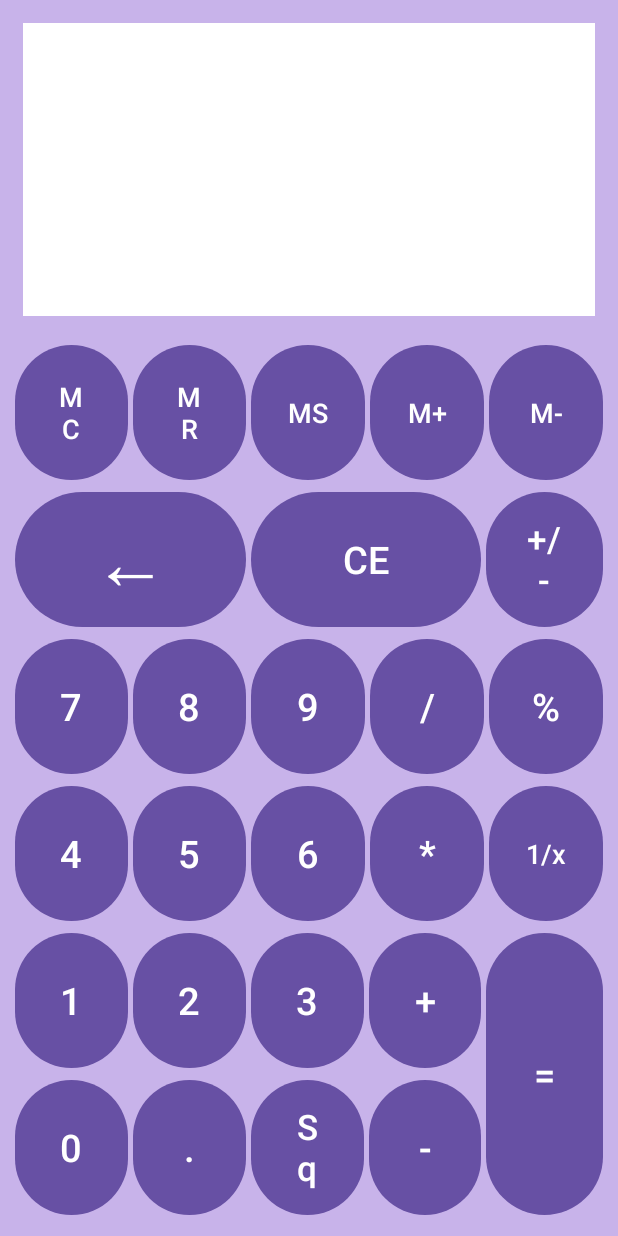
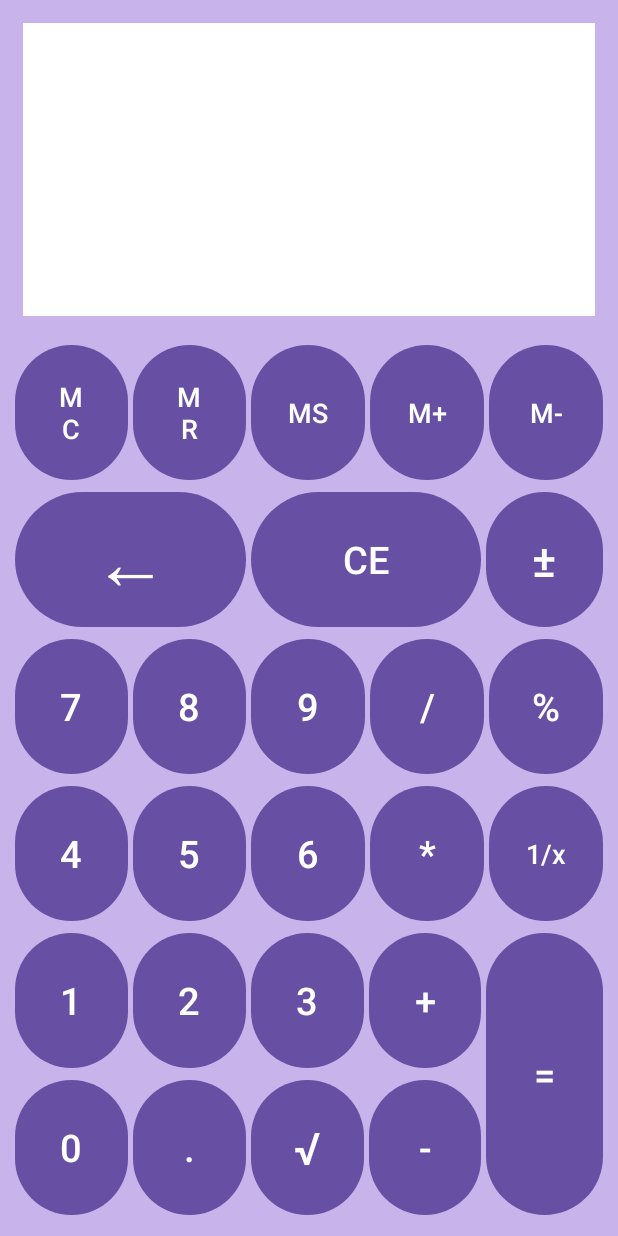
Before and after one commit to milijabar/MIPT_lab3, an Android app: the screen it shows after launch (MainActivity), on a phone screen of 412 x 824 dp. Run offline under Robolectric (Android 15) with nearby library versions, the phone set to English and light mode, and no system bars.

Commit message:
Added arithmetic operations, additional functions and new res file for button texts

```diff
--- a/app/build.gradle.kts
+++ b/app/build.gradle.kts
@@ -33,6 +33,7 @@ dependencies {
     implementation("androidx.appcompat:appcompat:1.6.1")
     implementation("com.google.android.material:material:1.10.0")
     implementation("androidx.constraintlayout:constraintlayout:2.1.4")
+    implementation("com.faendir.rhino:rhino-android:1.5.2")
     testImplementation("junit:junit:4.13.2")
     androidTestImplementation("androidx.test.ext:junit:1.1.5")
     androidTestImplementation("androidx.test.espresso:espresso-core:3.5.1")
--- a/app/src/main/java/com/example/mipt_lab3/MainActivity.java
+++ b/app/src/main/java/com/example/mipt_lab3/MainActivity.java
@@ -3,13 +3,103 @@ package com.example.mipt_lab3;
 import androidx.appcompat.app.AppCompatActivity;
 
 import android.os.Bundle;
+import android.view.View;
+import android.widget.Button;
+import android.widget.TextView;
+import org.mozilla.javascript.Context;
+import org.mozilla.javascript.Scriptable;
 
-public class MainActivity extends AppCompatActivity {
+public class MainActivity extends AppCompatActivity implements View.OnClickListener {
 
+    TextView calculatorScreen;
+    Button back, clearEverything, plusMinus;
+    Button n0, n1, n2, n3, n4, n5, n6, n7, n8, n9;
+    Button dot, squareRoot, subtraction, sum, multiplication, division, equals;
 
     @Override
     protected void onCreate(Bundle savedInstanceState) {
         super.onCreate(savedInstanceState);
         setContentView(R.layout.activity_main);
+        calculatorScreen = findViewById(R.id.calculatorScreen);
+
+        assignId(back, R.id.back);
+        assignId(clearEverything, R.id.clearEverything);
+        assignId(plusMinus, R.id.plusMinus);
+        assignId(n0, R.id.n0);
+        assignId(n1, R.id.n1);
+        assignId(n2, R.id.n2);
+        assignId(n3, R.id.n3);
+        assignId(n4, R.id.n4);
+        assignId(n5, R.id.n5);
+        assignId(n6, R.id.n6);
+        assignId(n7, R.id.n7);
+        assignId(n8, R.id.n8);
+        assignId(n9, R.id.n9);
+        assignId(dot, R.id.dot);
+        assignId(squareRoot, R.id.squareRoot);
+        assignId(subtraction, R.id.subtraction);
+        assignId(sum, R.id.sum);
+        assignId(multiplication, R.id.multiplication);
+        assignId(division, R.id.division);
+        assignId(equals, R.id.eguals);
+    }
+
+    void assignId(Button btn, int id) {
+        btn = findViewById(id);
+        btn.setOnClickListener(this);
+    }
+
+    @Override
+    public void onClick(View view) {
+        Button button = (Button) view;
+        String buttonText = button.getText().toString();
+        String dataToCalculate = calculatorScreen.getText().toString();
+        String finalResult = getResult(dataToCalculate);
+
+        if (buttonText.equals("CE")) {
+            calculatorScreen.setText("");
+            return;
+        }
+        if (buttonText.equals("=")) {
+            if (!finalResult.equals("Error")) {
+                calculatorScreen.setText(finalResult);
+            };
+            return;
+        }
+        if (buttonText.equals("±")) {
+            if (dataToCalculate.startsWith("-")) {
+                dataToCalculate = dataToCalculate.substring(1);
+            } else {
+                dataToCalculate = "-" + dataToCalculate;
+            }
+        }
+        if (buttonText.equals("←")) {
+            dataToCalculate = dataToCalculate.substring(0, dataToCalculate.length() - 1);
+        }
+        else {
+            dataToCalculate = dataToCalculate + buttonText;
+        }
+
+        calculatorScreen.setText(dataToCalculate);
+
+    }
+
+
+    String getResult(String data) {
+        try {
+            Context context = Context.enter();
+            context.setOptimizationLevel(-1);
+            Scriptable scriptable = context.initSafeStandardObjects();
+
+            if (data.contains("√")) {
+                data = data.replace("√", "Math.sqrt(") + ")";
+            }
+
+            Object result = context.evaluateString(scriptable, data, "JavaScript", 1, null);
+            String finalResult = Context.toString(result);
+            return finalResult;
+        } catch (Exception e) {
+            return "Error";
+        }
     }
 }
--- a/app/src/main/res/layout/activity_main.xml
+++ b/app/src/main/res/layout/activity_main.xml
@@ -31,7 +31,7 @@
             android:layout_width="0dp"
             android:layout_height="match_parent"
             android:layout_weight="1"
-            android:text="MC"
+            android:text="@string/button_mc"
             android:textSize="18sp" />
 
         <Button
@@ -40,7 +40,7 @@
             android:layout_width="0dp"
             android:layout_height="match_parent"
             android:layout_weight="1"
-            android:text="MR"
+            android:text="@string/button_mr"
             android:textSize="18sp" />
 
         <Button
@@ -49,7 +49,7 @@
             android:layout_width="0dp"
             android:layout_height="match_parent"
             android:layout_weight="1"
-            android:text="MS"
+            android:text="@string/button_ms"
             android:textSize="18sp" />
 
         <Button
@@ -58,7 +58,7 @@
             android:layout_width="0dp"
             android:layout_height="match_parent"
             android:layout_weight="1"
-            android:text="M+"
+            android:text="@string/button_mplus"
             android:textSize="18sp" />
 
         <Button
@@ -66,7 +66,7 @@
             android:layout_width="0dp"
             android:layout_height="match_parent"
             android:layout_weight="1"
-            android:text="M-"
+            android:text="@string/button_mminus"
             android:textSize="18sp" />
     </LinearLayout>
     <LinearLayout
@@ -90,7 +90,7 @@
                 android:layout_width="match_parent"
                 android:layout_height="match_parent"
                 android:layout_weight="1"
-                android:text="←"
+                android:text="@string/button_back"
                 android:textSize="50sp" />
         </LinearLayout>
         <LinearLayout
@@ -105,7 +105,7 @@
                 android:layout_width="match_parent"
                 android:layout_height="match_parent"
                 android:layout_weight="1"
-                android:text="CE"
+                android:text="@string/button_ce"
                 android:textSize="25sp" />
         </LinearLayout>
 
@@ -114,8 +114,8 @@
             android:layout_width="match_parent"
             android:layout_height="match_parent"
             android:layout_weight="2"
-            android:text="+/-"
-            android:textSize="23sp" />
+            android:text="@string/button_plus_minus"
+            android:textSize="30sp" />
     </LinearLayout>
     <LinearLayout
         android:layout_width="match_parent"
@@ -130,7 +130,7 @@
             android:layout_width="0dp"
             android:layout_height="match_parent"
             android:layout_weight="1"
-            android:text="7"
+            android:text="@string/button_7"
             android:textSize="25sp" />
         <Button
             android:id="@+id/n8"
@@ -138,7 +138,7 @@
             android:layout_width="0dp"
             android:layout_height="match_parent"
             android:layout_weight="1"
-            android:text="8"
+            android:text="@string/button_8"
             android:textSize="25sp" />
         <Button
             android:id="@+id/n9"
@@ -146,7 +146,7 @@
             android:layout_width="0dp"
             android:layout_height="match_parent"
             android:layout_weight="1"
-            android:text="9"
+            android:text="@string/button_9"
             android:textSize="25sp" />
         <Button
             android:id="@+id/division"
@@ -154,14 +154,14 @@
             android:layout_width="0dp"
             android:layout_height="match_parent"
             android:layout_weight="1"
-            android:text="/"
+            android:text="@string/button_division"
             android:textSize="25sp" />
         <Button
             android:id="@+id/percent"
             android:layout_width="0dp"
             android:layout_height="match_parent"
             android:layout_weight="1"
-            android:text="%"
+            android:text="@string/button_percent"
             android:textSize="25sp" />
     </LinearLayout>
     <LinearLayout
@@ -177,7 +177,7 @@
             android:layout_width="0dp"
             android:layout_height="match_parent"
             android:layout_weight="1"
-            android:text="4"
+            android:text="@string/button_4"
             android:textSize="25sp" />
         <Button
             android:id="@+id/n5"
@@ -185,7 +185,7 @@
             android:layout_width="0dp"
             android:layout_height="match_parent"
             android:layout_weight="1"
-            android:text="5"
+            android:text="@string/button_5"
             android:textSize="25sp" />
         <Button
             android:id="@+id/n6"
@@ -193,7 +193,7 @@
             android:layout_width="0dp"
             android:layout_height="match_parent"
             android:layout_weight="1"
-            android:text="6"
+            android:text="@string/button_6"
             android:textSize="25sp" />
         <Button
             android:id="@+id/multiplication"
@@ -201,14 +201,14 @@
             android:layout_width="0dp"
             android:layout_height="match_parent"
             android:layout_weight="1"
-            android:text="*"
+            android:text="@string/button_multiplication"
             android:textSize="25sp" />
         <Button
-            android:id="@+id/oneDevidedByX"
+            android:id="@+id/oneDividedByX"
             android:layout_width="0dp"
             android:layout_height="match_parent"
             android:layout_weight="1"
-            android:text="1/x"
+            android:text="@string/button_one_divided_by_x"
             android:textSize="18sp" />
     </LinearLayout>
     <LinearLayout
@@ -243,7 +243,7 @@
                         android:layout_width="match_parent"
                         android:layout_height="match_parent"
                         android:layout_weight="1"
-                        android:text="1"
+                        android:text="@string/button_1"
                         android:textSize="25sp" />
 
                     <Button
@@ -252,7 +252,7 @@
                         android:layout_width="match_parent"
                         android:layout_height="match_parent"
                         android:layout_weight="1"
-                        android:text="2"
+                        android:text="@string/button_2"
                         android:textSize="25sp" />
                 </LinearLayout>
 
@@ -269,7 +269,7 @@
                         android:layout_width="match_parent"
                         android:layout_height="match_parent"
                         android:layout_weight="1"
-                        android:text="0"
+                        android:text="@string/button_0"
                         android:textSize="25sp" />
                     <Button
                         android:id="@+id/dot"
@@ -277,7 +277,7 @@
                         android:layout_width="match_parent"
                         android:layout_height="match_parent"
                         android:layout_weight="1"
-                        android:text="."
+                        android:text="@string/button_dot"
                         android:textSize="25sp" />
                 </LinearLayout>
             </LinearLayout>
@@ -307,7 +307,7 @@
                         android:layout_width="match_parent"
                         android:layout_height="match_parent"
                         android:layout_weight="1"
-                        android:text="3"
+                        android:text="@string/button_3"
                         android:textSize="25sp" />
 
                     <Button
@@ -316,8 +316,8 @@
                         android:layout_width="match_parent"
                         android:layout_height="match_parent"
                         android:layout_weight="1"
-                        android:text="Sq"
-                        android:textSize="23sp" />
+                        android:text="@string/button_square_root"
+                        android:textSize="30sp" />
                 </LinearLayout>
 
                 <LinearLayout
@@ -331,7 +331,7 @@
                         android:layout_width="match_parent"
                         android:layout_height="match_parent"
                         android:layout_weight="1"
-                        android:text="+"
+                        android:text="@string/button_sum"
                         android:textSize="25sp" />
 
                     <Button
@@ -340,7 +340,7 @@
                         android:layout_width="match_parent"
                         android:layout_height="match_parent"
                         android:layout_weight="1"
-                        android:text="-"
+                        android:text="@string/button_subtraction"
                         android:textSize="25sp" />
                 </LinearLayout>
 
@@ -353,7 +353,7 @@
                         android:id="@+id/eguals"
                         android:layout_width="match_parent"
                         android:layout_height="match_parent"
-                        android:text="="
+                        android:text="@string/button_equals"
                         android:textSize="25sp" />
                 </LinearLayout>
             </LinearLayout>
--- /dev/null
+++ b/app/src/main/res/values/button_texts.xml
@@ -0,0 +1,30 @@
+<?xml version="1.0" encoding="utf-8"?>
+<resources>
+    <string name="button_mc">MC</string>
+    <string name="button_mr">MR</string>
+    <string name="button_ms">MS</string>
+    <string name="button_mplus">M+</string>
+    <string name="button_mminus">M-</string>
+    <string name="button_back">←</string>
+    <string name="button_ce">CE</string>
+    <string name="button_plus_minus">±</string>
+    <string name="button_7">7</string>
+    <string name="button_8">8</string>
+    <string name="button_9">9</string>
+    <string name="button_division">/</string>
+    <string name="button_percent">%</string>
+    <string name="button_4">4</string>
+    <string name="button_5">5</string>
+    <string name="button_6">6</string>
+    <string name="button_multiplication">*</string>
+    <string name="button_one_divided_by_x">1/x</string>
+    <string name="button_1">1</string>
+    <string name="button_2">2</string>
+    <string name="button_0">0</string>
+    <string name="button_dot">.</string>
+    <string name="button_3">3</string>
+    <string name="button_square_root">√</string>
+    <string name="button_sum">+</string>
+    <string name="button_subtraction">-</string>
+    <string name="button_equals">=</string>
+</resources>
```
